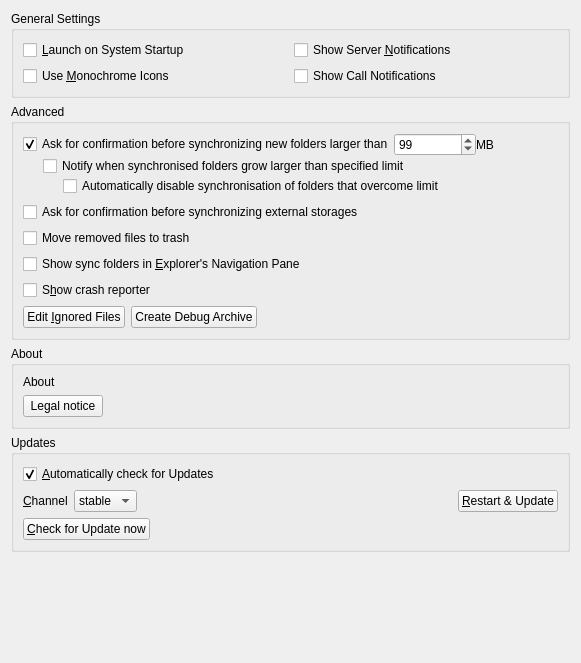
First picture: the form in src/gui/generalsettings.ui, repository nextcloud/desktop, before the edit.
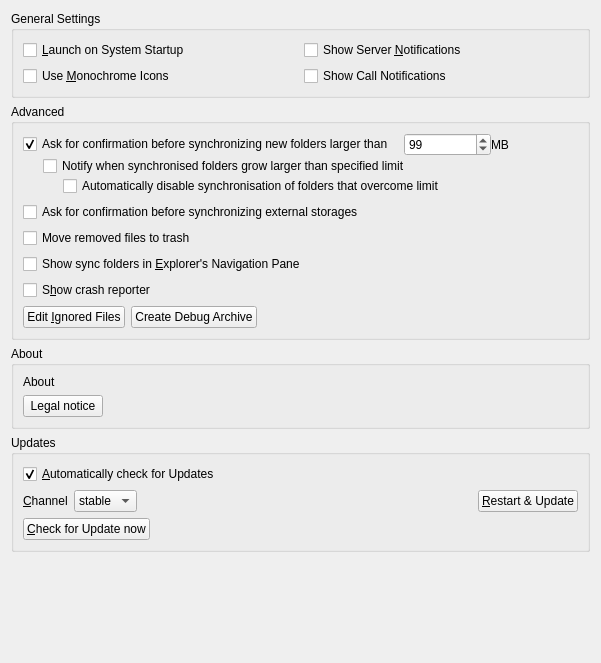
Second picture: the form after the edit.

Commit message: Fix visual bug with folder size confirmation combo box in general settings

What changed in the file:
```diff
--- a/src/gui/generalsettings.ui
+++ b/src/gui/generalsettings.ui
@@ -6,7 +6,7 @@
    <rect>
     <x>0</x>
     <y>0</y>
-    <width>581</width>
+    <width>601</width>
     <height>663</height>
    </rect>
   </property>
@@ -238,6 +238,22 @@
             </property>
            </widget>
           </item>
+          <item>
+           <spacer name="horizontalSpacer">
+            <property name="orientation">
+             <enum>Qt::Horizontal</enum>
+            </property>
+            <property name="sizeType">
+             <enum>QSizePolicy::Fixed</enum>
+            </property>
+            <property name="sizeHint" stdset="0">
+             <size>
+              <width>10</width>
+              <height>20</height>
+             </size>
+            </property>
+           </spacer>
+          </item>
           <item>
            <widget class="QSpinBox" name="newFolderLimitSpinBox">
             <property name="maximum">
```
